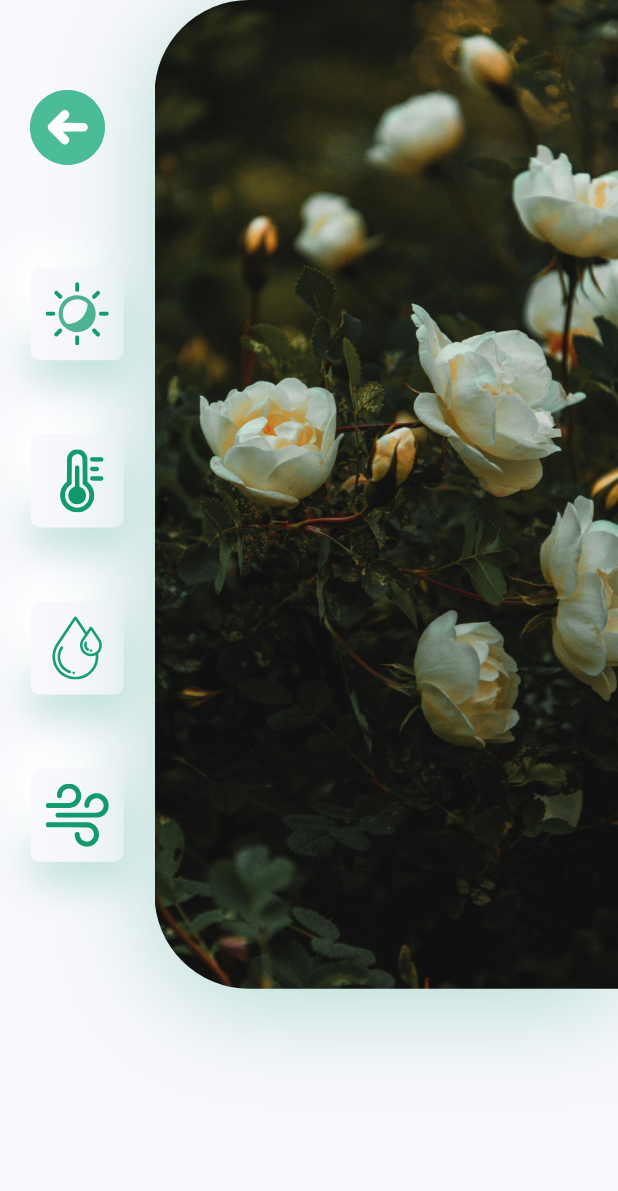
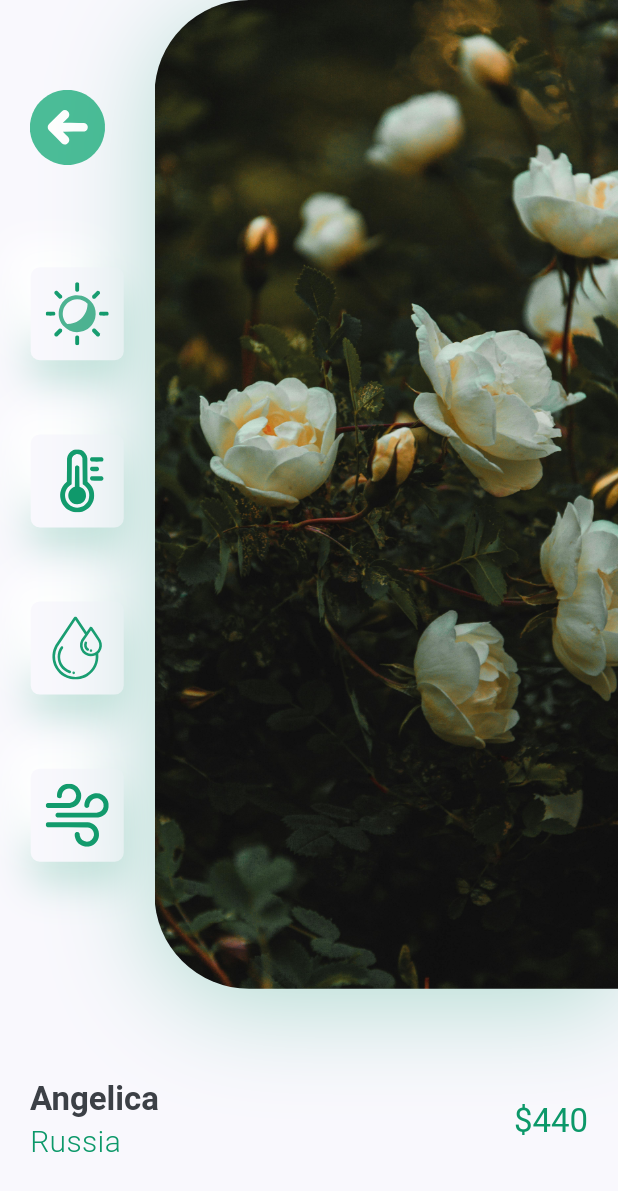
Before and after one commit to DaffaPutra7/PlantApp_0133, a Flutter app: the DetailsScreen screen opened directly, on a phone screen of 412 x 824 dp. Shown: the top 1191 px of the screen. Run offline on Flutter 3.47's test engine with Material 3 defaults, Android fonts, the phone set to English and light mode, and no system bars; our stand-ins replace flutter_svg.

Commit message:
menambah code untuk membuat teks dan me refactor menggunakan extract widget TitleAndPrice

```diff
--- a/lib/screens/details/components/body.dart
+++ b/lib/screens/details/components/body.dart
@@ -13,9 +13,55 @@ class BodyDetails extends StatelessWidget {
     return SingleChildScrollView(
       child: Column(
         children: <Widget> [
-          ImageAndIcons(size: size)
+          ImageAndIcons(size: size),
+          TitleAndPrice()
         ],
       ),
     );
   }
 }
+
+class TitleAndPrice extends StatelessWidget {
+  const TitleAndPrice({
+    super.key,
+  });
+
+  @override
+  Widget build(BuildContext context) {
+    return Padding(
+      padding: const EdgeInsets.symmetric(horizontal: kDefaultPadding),
+      child: Row(
+        children: <Widget> [
+          Column(
+          crossAxisAlignment: CrossAxisAlignment.start,
+            children: [
+              Text(
+                "Angelica",
+                style: Theme.of(context).textTheme.titleLarge?.copyWith(
+                  color: kTextColor,
+                  fontWeight: FontWeight.bold,
+                ),
+                maxLines: 1,
+              ),
+              Text(
+                "Russia",
+                style: TextStyle(
+                  fontSize: 20,
+                  color: kPrimaryColor,
+                  fontWeight: FontWeight.w300
+                ),
+              ),
+            ],
+          ),
+          Spacer(),
+          Text(
+            "\$440",
+            style: Theme.of(context)
+                .textTheme
+                .titleLarge?.copyWith(color: kPrimaryColor),
+          )
+        ],
+      ),
+    );
+  }
+}
```
